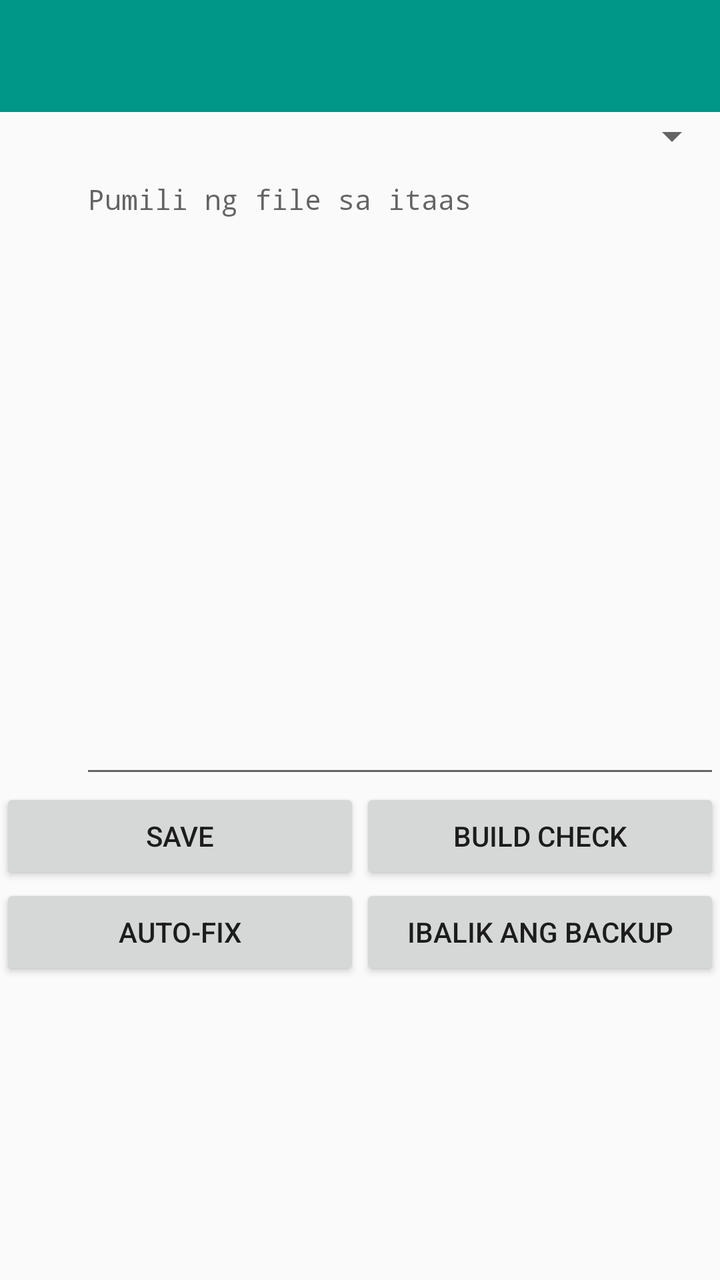
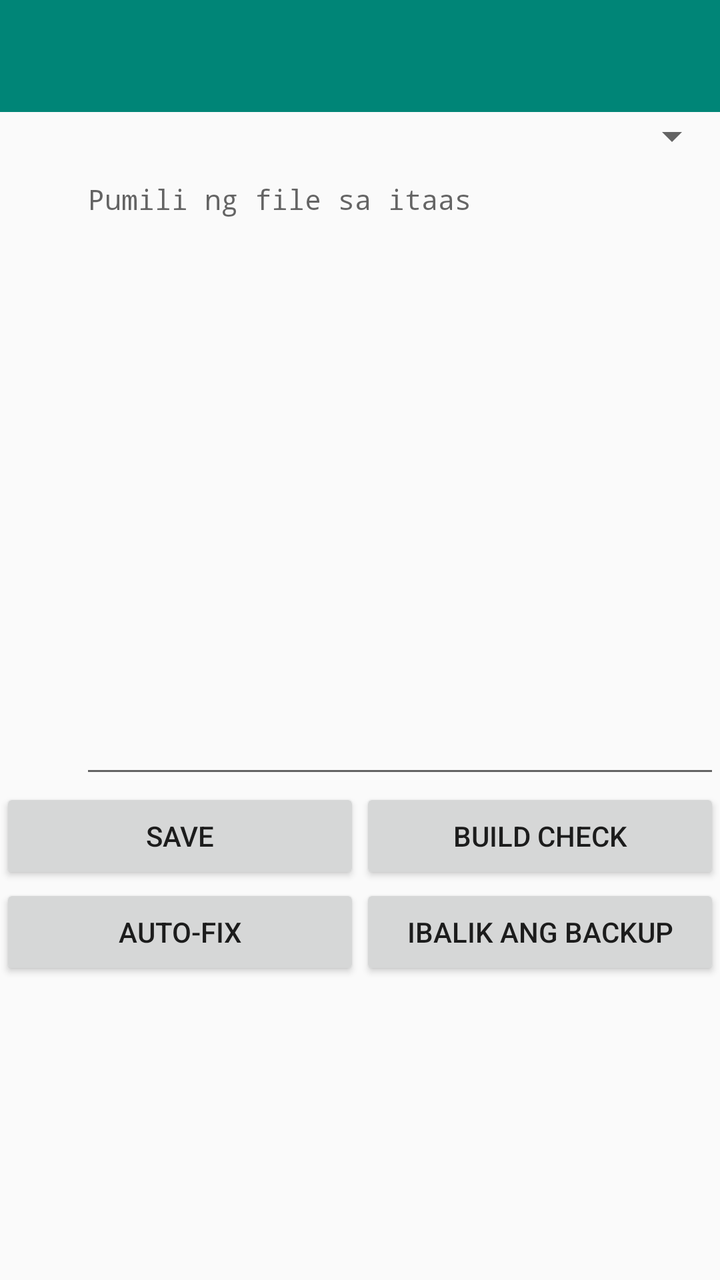

The first picture is an Android layout as it rendered before a commit; the second is the same layout after the commit. The layout source and the unified diff follow.
<!-- AndroidManifest.xml: application theme AppTheme -->
<!-- res/layout/activity_editor.xml -->
<?xml version="1.0" encoding="utf-8"?>
<androidx.drawerlayout.widget.DrawerLayout xmlns:android="http://schemas.android.com/apk/res/android"
    xmlns:app="http://schemas.android.com/apk/res-auto"
    android:id="@+id/drawer_layout"
    android:layout_width="match_parent"
    android:layout_height="match_parent">
    <LinearLayout
        android:layout_width="match_parent"
        android:layout_height="match_parent"
        android:orientation="vertical">
        <androidx.appcompat.widget.Toolbar
            android:id="@+id/toolbar"
            android:layout_width="match_parent"
            android:layout_height="?attr/actionBarSize"
            android:background="#009688"
            app:titleTextColor="#FFFFFF" />
        <Spinner
            android:id="@+id/file_spinner"
            android:layout_width="match_parent"
            android:layout_height="wrap_content" />
        <LinearLayout
            android:layout_width="match_parent"
            android:layout_height="0dp"
            android:layout_weight="1"
            android:orientation="horizontal">
            <TextView
                android:id="@+id/line_numbers"
                android:layout_width="40dp"
                android:layout_height="match_parent"
                android:gravity="end|top"
                android:fontFamily="monospace"
                android:textSize="14sp"
                android:textColor="#757575"
                android:paddingEnd="8dp" />
            <EditText
                android:id="@+id/editor"
                android:layout_width="0dp"
                android:layout_height="match_parent"
                android:layout_weight="1"
                android:gravity="top|start"
                android:fontFamily="monospace"
                android:textSize="14sp"
                android:hint="Pumili ng file sa itaas" />
        </LinearLayout>
        <LinearLayout
            android:layout_width="match_parent"
            android:layout_height="wrap_content"
            android:orientation="horizontal">
            <Button
                android:id="@+id/btn_save"
                android:layout_width="0dp"
                android:layout_height="wrap_content"
                android:layout_weight="1"
                android:text="Save" />
            <Button
                android:id="@+id/btn_build"
                android:layout_width="0dp"
                android:layout_height="wrap_content"
                android:layout_weight="1"
                android:text="Build Check" />
        </LinearLayout>
        <LinearLayout
            android:layout_width="match_parent"
            android:layout_height="wrap_content"
            android:orientation="horizontal">
            <Button
                android:id="@+id/btn_autofix"
                android:layout_width="0dp"
                android:layout_height="wrap_content"
                android:layout_weight="1"
                android:text="Auto-fix" />
            <Button
                android:id="@+id/btn_restore"
                android:layout_width="0dp"
                android:layout_height="wrap_content"
                android:layout_weight="1"
                android:text="Ibalik ang backup" />
        </LinearLayout>
        <TextView
            android:id="@+id/errors_header"
            android:layout_width="match_parent"
            android:layout_height="wrap_content"
            android:padding="8dp"
            android:textSize="16sp"
            android:textStyle="bold"
            android:visibility="gone" />
        <LinearLayout
            android:id="@+id/errors_panel"
            android:layout_width="match_parent"
            android:layout_height="wrap_content"
            android:orientation="vertical"
            android:visibility="gone" />
        <ScrollView
            android:layout_width="match_parent"
            android:layout_height="150dp">
            <TextView
                android:id="@+id/build_log"
                android:layout_width="match_parent"
                android:layout_height="wrap_content"
                android:fontFamily="monospace"
                android:padding="8dp" />
        </ScrollView>
    </LinearLayout>
    <com.google.android.material.navigation.NavigationView
        android:id="@+id/nav_view"
        android:layout_width="300dp"
        android:layout_height="match_parent"
        android:layout_gravity="start"
        app:headerLayout="@layout/drawer_header"
        app:menu="@menu/drawer_menu" />
</androidx.drawerlayout.widget.DrawerLayout>
<!-- res/layout/drawer_header.xml (included above) -->
<?xml version="1.0" encoding="utf-8"?>
<LinearLayout xmlns:android="http://schemas.android.com/apk/res/android"
    android:layout_width="match_parent"
    android:layout_height="wrap_content"
    android:orientation="vertical"
    android:padding="16dp">
    <TextView
        android:layout_width="wrap_content"
        android:layout_height="wrap_content"
        android:text="Project"
        android:textSize="20sp"
        android:textStyle="bold" />
    <TextView
        android:layout_width="wrap_content"
        android:layout_height="wrap_content"
        android:text="DevxyzFCS"
        android:textColor="#757575"
        android:textSize="14sp" />
</LinearLayout>
<!-- resources referenced by this layout -->
<resources>
  <style name="AppTheme" parent="Theme.AppCompat.Light.NoActionBar">
          <item name="colorPrimary">#009688</item>
          <item name="colorPrimaryDark">#00796B</item>
          <item name="colorAccent">#009688</item>
      </style>
</resources>

<!-- the commit's change to res/layout/activity_editor.xml (unified diff, before → after) -->
@@ -12,7 +12,7 @@
             android:id="@+id/toolbar"
             android:layout_width="match_parent"
             android:layout_height="?attr/actionBarSize"
-            android:background="#009688"
+            android:background="#008577"
             app:titleTextColor="#FFFFFF" />
         <Spinner
             android:id="@+id/file_spinner"
@@ -30,7 +30,7 @@
                 android:gravity="end|top"
                 android:fontFamily="monospace"
                 android:textSize="14sp"
-                android:textColor="#757575"
+                android:textColor="#D0D0D0"
                 android:paddingEnd="8dp" />
             <EditText
                 android:id="@+id/editor"
@@ -40,6 +40,7 @@
                 android:gravity="top|start"
                 android:fontFamily="monospace"
                 android:textSize="14sp"
+                android:textColor="#222222"
                 android:hint="Pumili ng file sa itaas" />
         </LinearLayout>
         <LinearLayout
@@ -126,6 +127,6 @@
         android:layout_width="wrap_content"
         android:layout_height="wrap_content"
         android:text="DevxyzFCS"
-        android:textColor="#757575"
+        android:textColor="#888888"
         android:textSize="14sp" />
 </LinearLayout>
<!-- resource entries referenced after the edit -->
@@ -1,9 +1,9 @@
 <!-- resources referenced by this layout -->
 <resources>
   <style name="AppTheme" parent="Theme.AppCompat.Light.NoActionBar">
-          <item name="colorPrimary">#009688</item>
-          <item name="colorPrimaryDark">#00796B</item>
-          <item name="colorAccent">#009688</item>
+          <item name="colorPrimary">#008577</item>
+          <item name="colorPrimaryDark">#008577</item>
+          <item name="colorAccent">#008577</item>
       </style>
 </resources>
 
